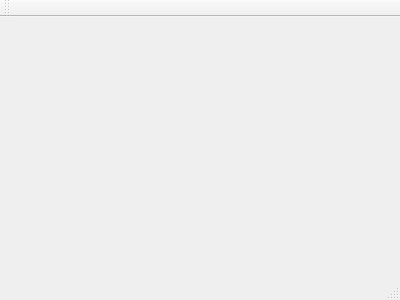
This is mainwindow.ui in AntonioCS/FeedReederApp as Qt 5 draws it before an edit. The edited form follows.
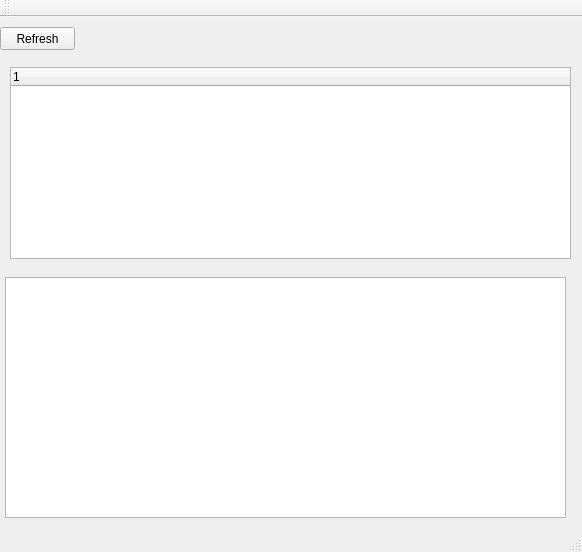
This is the edited form. Custom widgets are drawn as their Qt base class.

```diff
--- a/mainwindow.ui
+++ b/mainwindow.ui
@@ -1,24 +1,75 @@
 <ui version="4.0">
  <class>MainWindow</class>
- <widget class="QMainWindow" name="MainWindow" >
-  <property name="geometry" >
+ <widget class="QMainWindow" name="MainWindow">
+  <property name="geometry">
    <rect>
     <x>0</x>
     <y>0</y>
-    <width>400</width>
-    <height>300</height>
+    <width>582</width>
+    <height>552</height>
    </rect>
   </property>
   <property name="windowTitle" >
    <string>MainWindow</string>
   </property>
-  <widget class="QMenuBar" name="menuBar" />
-  <widget class="QToolBar" name="mainToolBar" />
-  <widget class="QWidget" name="centralWidget" />
-  <widget class="QStatusBar" name="statusBar" />
+  <widget class="QWidget" name="centralWidget">
+   <widget class="QListWidget" name="listWidget">
+    <property name="geometry">
+     <rect>
+      <x>5</x>
+      <y>260</y>
+      <width>561</width>
+      <height>241</height>
+     </rect>
+    </property>
+   </widget>
+   <widget class="QPushButton" name="pushButton">
+    <property name="geometry">
+     <rect>
+      <x>0</x>
+      <y>10</y>
+      <width>75</width>
+      <height>23</height>
+     </rect>
+    </property>
+    <property name="text">
+     <string>Refresh</string>
+    </property>
+   </widget>
+   <widget class="RssTreeWidget" name="rsstreewidget">
+    <property name="geometry">
+     <rect>
+      <x>10</x>
+      <y>50</y>
+      <width>561</width>
+      <height>192</height>
+     </rect>
+    </property>
+    <column>
+     <property name="text">
+      <string notr="true">1</string>
+     </property>
+    </column>
+   </widget>
+  </widget>
+  <widget class="QToolBar" name="mainToolBar">
+   <attribute name="toolBarArea">
+    <enum>TopToolBarArea</enum>
+   </attribute>
+   <attribute name="toolBarBreak">
+    <bool>false</bool>
+   </attribute>
+  </widget>
+  <widget class="QStatusBar" name="statusBar"/>
  </widget>
- <layoutDefault spacing="6" margin="11" />
- <pixmapfunction></pixmapfunction>
+ <layoutdefault spacing="6" margin="11"/>
+ <customwidgets>
+  <customwidget>
+   <class>RssTreeWidget</class>
+   <extends>QTreeWidget</extends>
+   <header>rsstreewidget.h</header>
+  </customwidget>
+ </customwidgets>
  <resources/>
  <connections/>
 </ui>
```
Left out of the diff: 3 changed lines with no effect on the pictures.
